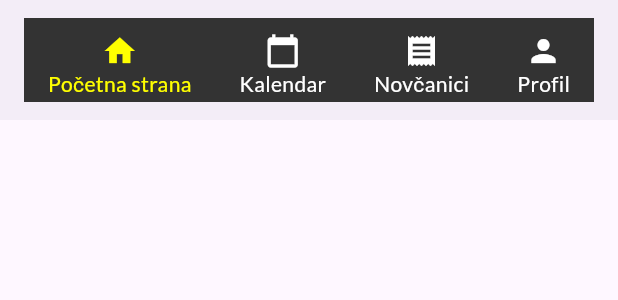
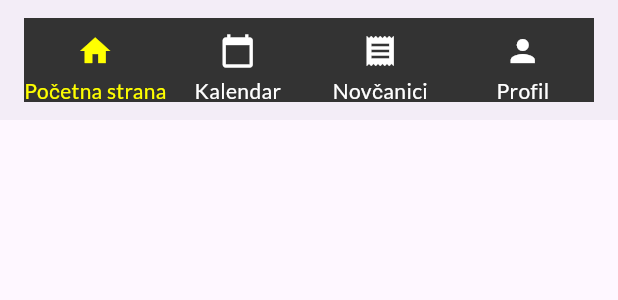
Before and after one commit to jelenkoo10/expenses_calculator, a Flutter app: the Footer widget shown alone on an empty page, opened directly, on a phone screen of 412 x 824 dp. Shown: the top 300 px of the screen. Run offline on Flutter 3.47's test engine with Material 3 defaults, Android fonts, the phone set to English and light mode, and no system bars.

Commit message:
[FRONTEND] Cleanup, small fixes

```diff
--- a/lib/widgets/footer.dart
+++ b/lib/widgets/footer.dart
@@ -7,46 +7,71 @@ class Footer extends StatelessWidget {
   Widget build(BuildContext context) {
     return BottomAppBar(
       child: Container(
+        width: double.infinity, // Ensures the footer takes up full width
         color: const Color(0xFF333333), // Dark gray background
         padding: const EdgeInsets.symmetric(vertical: 10),
         child: const Row(
           mainAxisAlignment: MainAxisAlignment.spaceAround,
           children: [
-            Column(
-              children: [
+            Expanded(
+              child: Column(
+                mainAxisSize: MainAxisSize.min,
+                children: const [
                   Icon(Icons.home, color: Color(0xFFFFFF00)),
-                Text(
+                  SizedBox(height: 5),
+                  FittedBox(
+                    child: Text(
                       'Početna strana',
                       style: TextStyle(color: Color(0xFFFFFF00)),
                     ),
+                  ),
                 ],
               ),
-            Column(
-              children: [
+            ),
+            Expanded(
+              child: Column(
+                mainAxisSize: MainAxisSize.min,
+                children: const [
                   Icon(Icons.calendar_today, color: Colors.white),
-                Text(
+                  SizedBox(height: 5),
+                  FittedBox(
+                    child: Text(
                       'Kalendar',
                       style: TextStyle(color: Colors.white),
                     ),
+                  ),
                 ],
               ),
-            Column(
-              children: [
+            ),
+            Expanded(
+              child: Column(
+                mainAxisSize: MainAxisSize.min,
+                children: const [
                   Icon(Icons.receipt, color: Colors.white),
-                Text(
+                  SizedBox(height: 5),
+                  FittedBox(
+                    child: Text(
                       'Novčanici',
                       style: TextStyle(color: Colors.white),
                     ),
+                  ),
                 ],
               ),
-            Column(
-              children: [
+            ),
+            Expanded(
+              child: Column(
+                mainAxisSize: MainAxisSize.min,
+                children: const [
                   Icon(Icons.person, color: Colors.white),
-                Text(
+                  SizedBox(height: 5),
+                  FittedBox(
+                    child: Text(
                       'Profil',
                       style: TextStyle(color: Colors.white),
                     ),
+                  ),
                 ],
+              ),
             ),
           ],
         ),
--- a/lib/widgets/header.dart
+++ b/lib/widgets/header.dart
@@ -12,7 +12,7 @@ class Header extends StatelessWidget {
         mainAxisAlignment: MainAxisAlignment.spaceBetween,
         children: [
           Image.asset(
-            'assets/logo.png',
+            'assets/images/logo.png',
             width: 40,
             height: 40,
           ),
```
Also changed, not shown: lib/main.dart (+10 -1 lines), lib/screens/homepage.dart (+11 -2 lines), lib/screens/login_page.dart (+17 -11 lines), lib/screens/register_page.dart (+17 -11 lines), lib/screens/wallet_detail_page.dart (+37 -39 lines), lib/widgets/wallet_card.dart (+44 -17 lines), pubspec.yaml (+4 -3 lines). Lines whose indentation alone changed are shown as unchanged.
